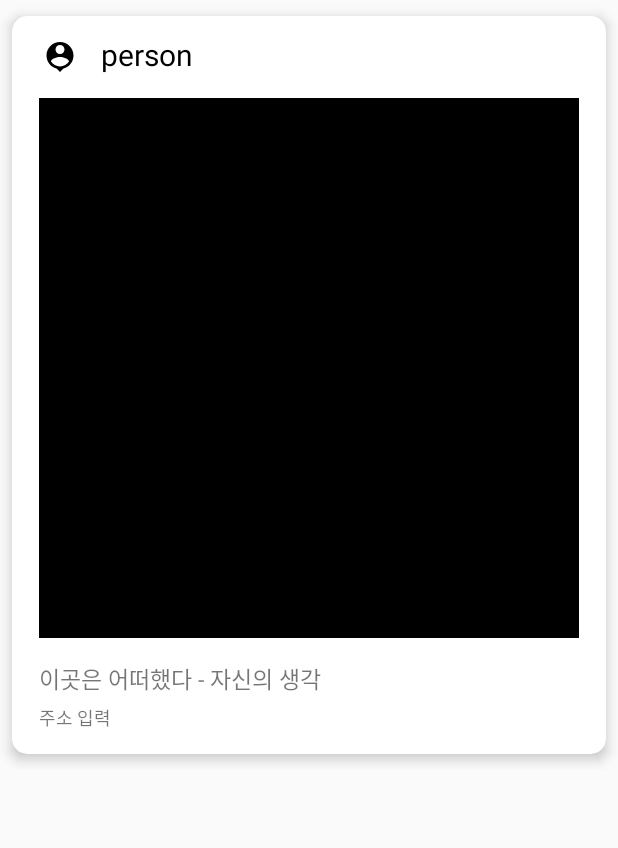
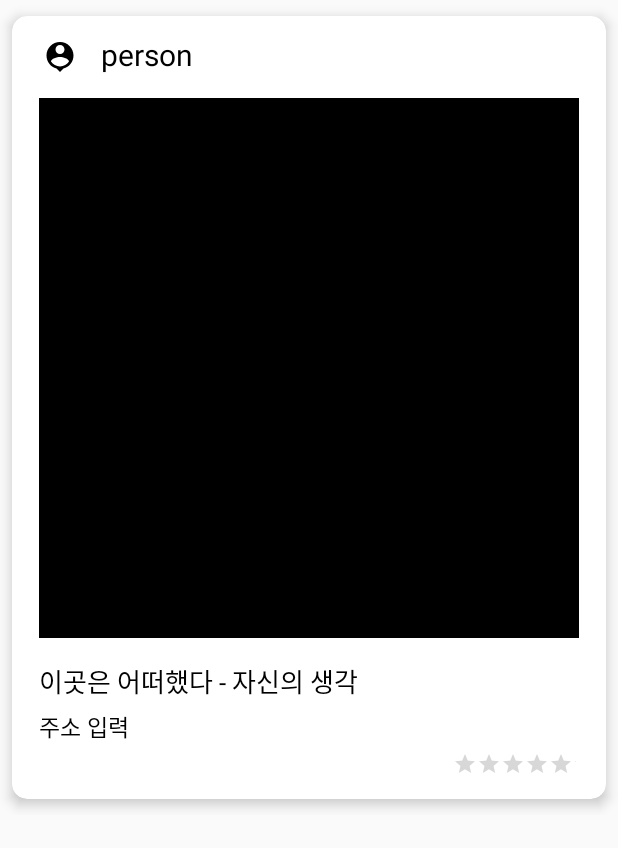
Before and after one commit to jaehyeok3017/2022SunrinHackathon, an Android app: the layout item_sns.xml on its own in the app's theme, with its tools: preview values and no code run, on a phone screen of 412 x 824 dp. Shown: the top 848 px of the screen. Run offline under Robolectric (Android 15) with nearby library versions, the phone set to English and light mode, and no system bars.

```diff
--- a/app/src/main/java/com/a2022sunrinhackathon/activity/AddPostActivity.kt
+++ b/app/src/main/java/com/a2022sunrinhackathon/activity/AddPostActivity.kt
@@ -80,7 +80,7 @@ class AddPostActivity : AppCompatActivity() {
                 postDTO.imageUrl = uri.toString()
                 postDTO.comment = binding.commentEditText.text.toString()
                 postDTO.address = binding.addressEditText.text.toString()
-                postDTO.rating = binding.addRating.rating.toLong()
+                postDTO.rating = binding.addRating.rating.toFloat()
                 postDTO.timeStamp = System.currentTimeMillis()
 
                 db.collection("posts")
--- a/app/src/main/java/com/a2022sunrinhackathon/adapter/SnsRecyclerViewAdapter.kt
+++ b/app/src/main/java/com/a2022sunrinhackathon/adapter/SnsRecyclerViewAdapter.kt
@@ -35,6 +35,7 @@ class SnsRecyclerViewAdapter(): RecyclerView.Adapter<SnsRecyclerViewAdapter.View
         fun bind(data: postDTO){
             binding.address.text = data.address
             binding.comment.text = data.comment
+            binding.rating.rating = data.rating!!
         }
     }
 
--- a/app/src/main/java/com/a2022sunrinhackathon/data/firebase/postDTO.kt
+++ b/app/src/main/java/com/a2022sunrinhackathon/data/firebase/postDTO.kt
@@ -5,6 +5,6 @@ data class postDTO(
     var imageUrl : String? = null,
     var comment : String? = null,
     var address : String? = null,
-    var rating : Long? = null,
+    var rating : Float? = null,
     var timeStamp : Long? = null
 )
--- a/app/src/main/res/layout/item_sns.xml
+++ b/app/src/main/res/layout/item_sns.xml
@@ -30,7 +30,7 @@
                 app:layout_constraintStart_toStartOf="parent"/>
 
             <TextView
-                android:id="@+id/email"
+                android:id="@+id/userId"
                 android:gravity="bottom"
                 android:layout_width="wrap_content"
                 android:layout_height="24dp"
@@ -57,7 +57,8 @@
                 android:layout_width="wrap_content"
                 android:layout_height="wrap_content"
                 android:text="이곳은 어떠했다 - 자신의 생각"
-                android:textSize="15sp"
+                android:textSize="17sp"
+                android:textColor="@color/black"
                 app:layout_constraintTop_toBottomOf="@id/image"
                 app:layout_constraintStart_toStartOf="@id/image"
                 android:layout_marginTop="15dp"
@@ -68,13 +69,28 @@
                 android:layout_width="wrap_content"
                 android:layout_height="wrap_content"
                 android:text="주소 입력"
-                android:textSize="12sp"
+                android:textSize="15sp"
+                android:textColor="@color/black"
                 app:layout_constraintTop_toBottomOf="@id/comment"
                 app:layout_constraintStart_toStartOf="@id/image"
                 android:layout_marginTop="5dp"
                 android:layout_marginBottom="10dp"
                 />
 
+            <RatingBar
+                android:id="@+id/rating"
+                android:layout_width="82dp"
+                android:layout_height="wrap_content"
+                android:layout_marginStart="10dp"
+                android:numStars="5"
+                android:stepSize="1"
+                android:isIndicator="false"
+                app:layout_constraintTop_toBottomOf="@id/address"
+                app:layout_constraintEnd_toEndOf="parent"
+                android:layout_marginEnd="20dp"
+                android:layout_marginTop="5dp"
+                style="@style/Widget.AppCompat.RatingBar.Small"/>
+
         </androidx.constraintlayout.widget.ConstraintLayout>
     </androidx.cardview.widget.CardView>
 </androidx.constraintlayout.widget.ConstraintLayout>
```
